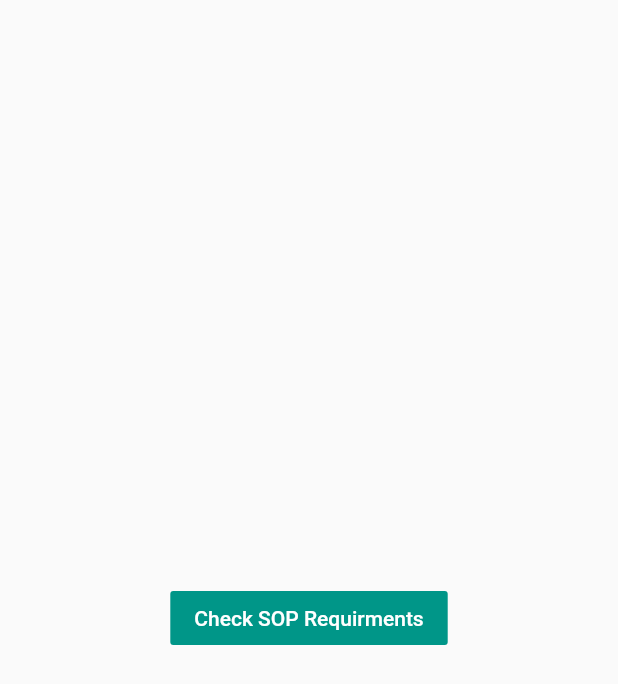
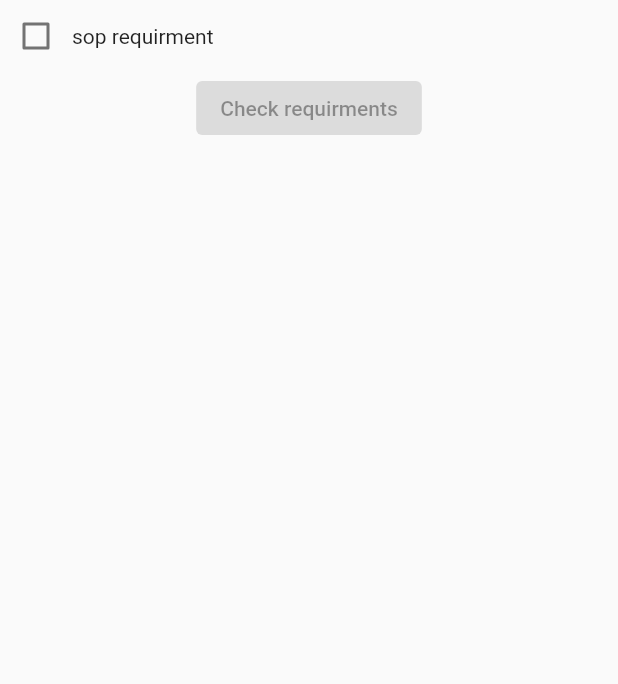
Before and after one commit to indro-robotics/sop, a Flutter app: the screen it shows after launch, on a phone screen of 412 x 824 dp. Shown: the top 684 px of the screen. Run offline on Flutter 3.47's test engine with Material 2 defaults, Android fonts, the phone set to English and light mode, and no system bars; missing offline and left inert: flutter_email_sender.

Commit message:
check list home page

```diff
--- a/lib/main.dart
+++ b/lib/main.dart
@@ -3,6 +3,8 @@ import 'text_fields.dart';
 import 'package:flutter_email_sender/flutter_email_sender.dart';
 import 'dart:async';
 import 'dart:io';
+import 'dart:typed_data';
+
 
 void main() => runApp(MyApp());
 /// This Widget is the main application widget.
@@ -21,28 +23,47 @@ TextEditingController emailController = TextEditingController();
 TextEditingController subjectController = TextEditingController();
 TextEditingController messageController = TextEditingController();
 
-
 class Home extends StatefulWidget {
   @override
   _HomeState createState() => _HomeState();
 }
+
 class _HomeState extends State<Home> {
+  // By defaut, the checkbox is unchecked and "agree" is "false"
+  bool agree = false;
+  // This function is triggered when the button is clicked
+  void _doSomething() {
+    Navigator.of(context).push(MaterialPageRoute(builder: (context)=>Screen2()));
+  }
   @override
   Widget build(BuildContext context) {
     return Scaffold(
-      body: Center(
-        child: FlatButton(
-          color: Colors.teal,
-          textColor: Colors.white,
-          onPressed: () {
-            Navigator.of(context).push(MaterialPageRoute(builder: (context)=>Screen2()));
-          },
-          child: Text('Check SOP Requirments'),
+      body: Column(children: [
+        Row(
+          children: [
+            Material(
+              child: Checkbox(
+                value: agree,
+                onChanged: (value) {
+                  setState(() {
+                    agree = value ?? false;
+                  });
+                },
+              ),
+            ),
+            Text(
+              'sop requirment',
+              overflow: TextOverflow.ellipsis,
+            )
+          ],
         ),
-      ),
+        ElevatedButton(
+          onPressed: agree ? _doSomething :null, child: Text('Check requirments'))
+      ]),
     );
   }
 }
+
 class Screen2 extends StatefulWidget {
   @override
   _Screen2State createState() => _Screen2State();
```
Also changed, not shown: 1 other file.
